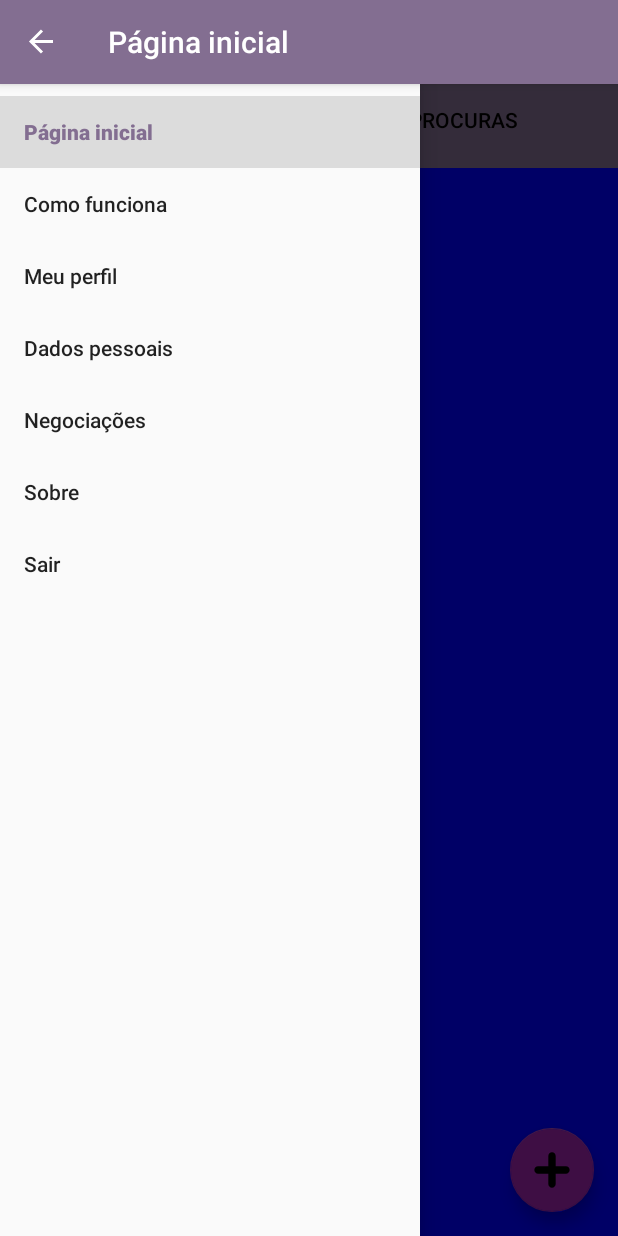
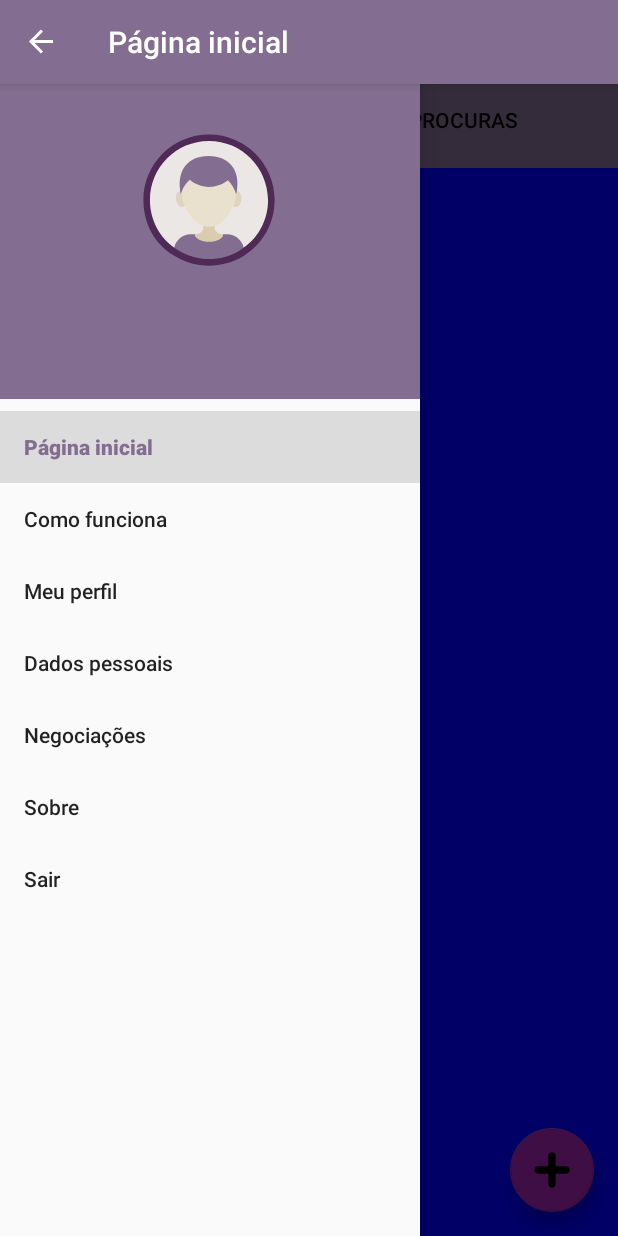
Before and after one commit to mamodo123/alune_android, an Android app: the screen it shows after launch once a user with an empty profile is signed in (MenuGeral), with the side drawer open, on a phone screen of 412 x 824 dp. Run offline under Robolectric (Android 15) with nearby library versions, the phone set to English and light mode, and no system bars; our stand-ins replace ButterKnife, Firebase (no records; nobody signed in at launch, a user with empty details on screens opened directly); libraries missing offline, so code that uses them is left out: com.facebook, com.facebook.login; pictures from the network do not load; 3 statements that could not run were skipped.

Commit message:
image in nav bar

```diff
--- /dev/null
+++ b/app/src/main/java/br/com/tibalt/tibalt/Models/User.java
@@ -0,0 +1,29 @@
+package br.com.tibalt.tibalt.Models;
+
+public class User {
+    private String name, email, photo;
+
+    public String getName() {
+        return name;
+    }
+
+    public void setName(String name) {
+        this.name = name;
+    }
+
+    public String getEmail() {
+        return email;
+    }
+
+    public void setEmail(String email) {
+        this.email = email;
+    }
+
+    public String getPhoto() {
+        return photo;
+    }
+
+    public void setPhoto(String photo) {
+        this.photo = photo;
+    }
+}
--- a/app/src/main/java/br/com/tibalt/tibalt/menu/MenuGeral.java
+++ b/app/src/main/java/br/com/tibalt/tibalt/menu/MenuGeral.java
@@ -1,6 +1,5 @@
 package br.com.tibalt.tibalt.menu;
 
-import android.app.ProgressDialog;
 import android.content.Intent;
 import android.os.Bundle;
 import android.support.annotation.NonNull;
@@ -15,24 +14,37 @@ import android.support.v7.app.AppCompatActivity;
 import android.util.Log;
 import android.view.MenuItem;
 import android.view.View;
+import android.widget.ImageView;
+import android.widget.TextView;
 import android.widget.Toast;
 
+import com.bumptech.glide.Glide;
+import com.bumptech.glide.load.engine.DiskCacheStrategy;
+import com.bumptech.glide.request.RequestOptions;
 import com.facebook.AccessToken;
 import com.facebook.GraphRequest;
 import com.facebook.HttpMethod;
 import com.facebook.login.LoginManager;
 import com.google.firebase.auth.FirebaseAuth;
 import com.google.firebase.auth.FirebaseUser;
+import com.google.firebase.firestore.DocumentReference;
+import com.google.firebase.firestore.FirebaseFirestore;
 
 import br.com.tibalt.tibalt.MainActivity;
+import br.com.tibalt.tibalt.Models.User;
 import br.com.tibalt.tibalt.R;
 import br.com.tibalt.tibalt.menu.comoFunciona.FragComoFunciona;
-import br.com.tibalt.tibalt.menu.login.Login;
 import br.com.tibalt.tibalt.menu.ofertaProcura.FragAbas;
+import butterknife.BindView;
+import butterknife.ButterKnife;
 
 public class MenuGeral extends AppCompatActivity {
 
-    private DrawerLayout mDrawerLayout;
+    @BindView(R.id.drawerLayout)
+    DrawerLayout mDrawerLayout;
+    @BindView(R.id.menuLateral)
+    NavigationView menuLateral;
+
     private ActionBarDrawerToggle mToggle;
 
     private static final int TIME_DELAY = 2000;
@@ -46,18 +58,41 @@ public class MenuGeral extends AppCompatActivity {
         super.onCreate(savedInstanceState);
         setContentView(R.layout.activity_inicial);
 
+        ButterKnife.bind(this);
+
         mAuth = FirebaseAuth.getInstance();
         user = mAuth.getCurrentUser();
 
         Log.d("userUid", user.getUid());
 
+        getUserNav();
         setMenu();
         setFragOnMenu();
         setInicial();
     }
 
+    private void getUserNav() {
+        FirebaseFirestore db = FirebaseFirestore.getInstance();
+        DocumentReference docRef = db.collection("users").document(user.getUid());
+        docRef.get().addOnSuccessListener((documentSnapshot) -> {
+            User us = documentSnapshot.toObject(User.class);
+            View header = menuLateral.getHeaderView(0);
+
+            String photo = us.getPhoto();
+            String name = us.getName();
+            String email = us.getEmail();
+
+            if (photo != null) {
+                Glide.with(this).load(photo).diskCacheStrategy(DiskCacheStrategy.RESOURCE).apply(RequestOptions.circleCropTransform()).into((ImageView) header.findViewById(R.id.iv_profile));
+                header.findViewById(R.id.fl_picture).setBackgroundResource(R.drawable.photo_circle);
+            }
+            ((TextView)header.findViewById(R.id.tv_name)).setText(name);
+            ((TextView)header.findViewById(R.id.tv_email)).setText(email);
+
+        });
+    }
+
     private void setMenu() {
-        mDrawerLayout = findViewById(R.id.drawerLayout);
         mToggle = new ActionBarDrawerToggle(this, mDrawerLayout, R.string.open, R.string.close);
 
         mDrawerLayout.addDrawerListener(mToggle);
@@ -70,7 +105,6 @@ public class MenuGeral extends AppCompatActivity {
         FragmentManager fm = getSupportFragmentManager();
         FragmentTransaction fragmentTransaction = fm.beginTransaction();
         fragmentTransaction.replace(R.id.relativeContainer, new FragAbas()).commit();
-        NavigationView menuLateral = findViewById(R.id.menuLateral);
         //menuLateral.getMenu().getItem(0).setChecked(true);
         menuLateral.setCheckedItem(R.id.nav_pag_inicial);
     }
--- a/app/src/main/res/layout/activity_inicial.xml
+++ b/app/src/main/res/layout/activity_inicial.xml
@@ -30,8 +30,7 @@
         android:layout_height="match_parent"
         app:menu="@menu/navegation_menu"
         android:layout_gravity="start"
-        android:id="@+id/menuLateral">
-
-    </android.support.design.widget.NavigationView>
+        android:id="@+id/menuLateral"
+        app:headerLayout="@layout/nav_header"/>
 
 </android.support.v4.widget.DrawerLayout>
--- /dev/null
+++ b/app/src/main/res/layout/nav_header.xml
@@ -0,0 +1,38 @@
+<?xml version="1.0" encoding="utf-8"?>
+<LinearLayout
+    xmlns:android="http://schemas.android.com/apk/res/android"
+    xmlns:app="http://schemas.android.com/apk/res-auto"
+    android:layout_width="match_parent"
+    android:layout_height="210dp"
+    android:orientation="vertical"
+    android:background="@color/colorPrimary"
+    android:gravity="center"
+    android:padding="10dp">
+
+    <FrameLayout
+        android:id="@+id/fl_picture"
+        android:layout_width="110dp"
+        android:layout_height="110dp">
+        <ImageView
+            android:id="@+id/iv_profile"
+            android:layout_width="100dp"
+            android:layout_height="100dp"
+            app:srcCompat="@drawable/ic_default_user"
+            android:layout_gravity="center"/>
+    </FrameLayout>
+    <TextView
+        android:id="@+id/tv_name"
+        android:layout_marginTop="10dp"
+        android:layout_width="wrap_content"
+        android:layout_height="wrap_content"
+        android:text="@string/name"
+        android:textColor="#fff"/>
+    <TextView
+        android:id="@+id/tv_email"
+        android:layout_marginTop="5dp"
+        android:layout_width="wrap_content"
+        android:layout_height="wrap_content"
+        android:text="@string/email"
+        android:textColor="#fff"/>
+
+</LinearLayout>
--- a/app/src/main/res/values/strings.xml
+++ b/app/src/main/res/values/strings.xml
@@ -22,5 +22,7 @@
     <string name="invalid_name">Nome inválido!</string>
     <string name="acept_terms">Você deve aceitar os termos de uso!</string>
     <string name="terms_of_use">Termos de uso</string>
+    <string name="name">Nome</string>
+    <string name="email">Email</string>
 
 </resources>
```
